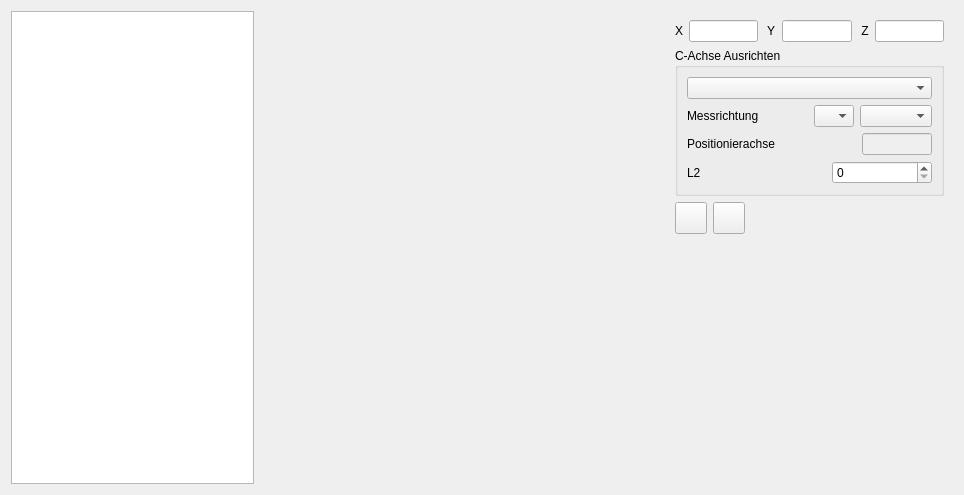
mikejg/MainGen, file c_algin.ui: the form before one commit.
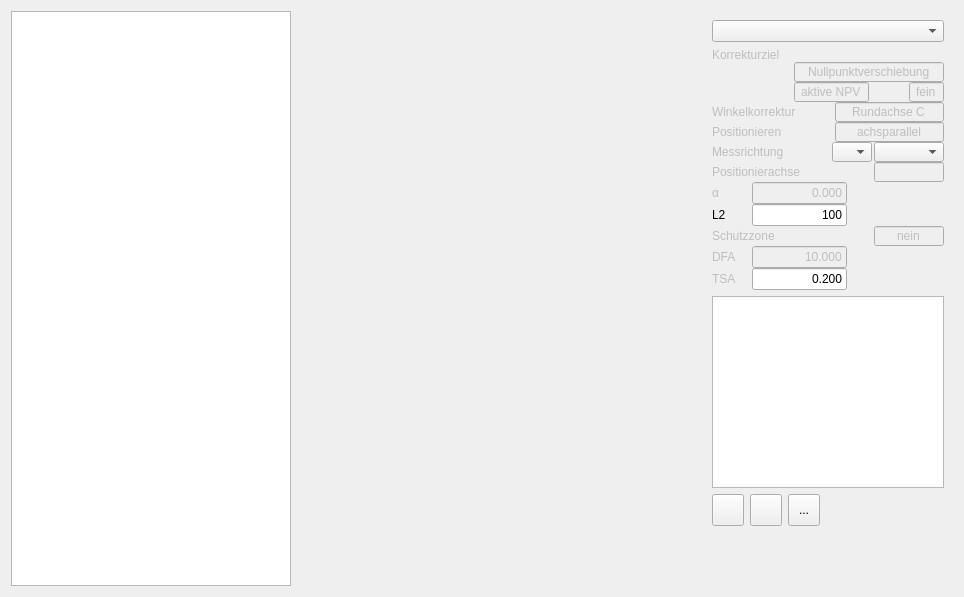
The form after the commit. Icons and pictures are not drawn.

Patch:
```diff
--- a/c_algin.ui
+++ b/c_algin.ui
@@ -7,15 +7,27 @@
     <x>0</x>
     <y>0</y>
     <width>964</width>
-    <height>495</height>
+    <height>597</height>
    </rect>
   </property>
+  <property name="maximumSize">
+   <size>
+    <width>16777215</width>
+    <height>16777215</height>
+   </size>
+  </property>
   <property name="windowTitle">
    <string>Form</string>
   </property>
   <layout class="QHBoxLayout" name="horizontalLayout">
    <item>
-    <widget class="QTextEdit" name="textEdit"/>
+    <widget class="QTextEdit" name="textEdit">
+     <property name="font">
+      <font>
+       <family>Lucida Console</family>
+      </font>
+     </property>
+    </widget>
    </item>
    <item>
     <widget class="QLabel" name="label_Pix">
@@ -38,70 +50,334 @@
    </item>
    <item>
     <widget class="QWidget" name="widget" native="true">
+     <property name="minimumSize">
+      <size>
+       <width>0</width>
+       <height>0</height>
+      </size>
+     </property>
      <property name="maximumSize">
       <size>
-       <width>300</width>
+       <width>250</width>
        <height>16777215</height>
       </size>
      </property>
-     <layout class="QVBoxLayout" name="verticalLayout">
+     <layout class="QVBoxLayout" name="verticalLayout_2">
       <item>
-       <layout class="QHBoxLayout" name="horizontalLayout_2">
-        <item>
-         <widget class="QLabel" name="label">
-          <property name="text">
-           <string>X</string>
-          </property>
-         </widget>
-        </item>
-        <item>
-         <widget class="QLineEdit" name="lineEdit_X">
-          <property name="text">
-           <string/>
-          </property>
-         </widget>
-        </item>
-        <item>
-         <widget class="QLabel" name="label_2">
-          <property name="text">
-           <string> Y</string>
-          </property>
-         </widget>
-        </item>
-        <item>
-         <widget class="QLineEdit" name="lineEdit_Y"/>
-        </item>
-        <item>
-         <widget class="QLabel" name="label_3">
-          <property name="text">
-           <string> Z</string>
-          </property>
-         </widget>
-        </item>
-        <item>
-         <widget class="QLineEdit" name="lineEdit_Z"/>
-        </item>
-       </layout>
+       <widget class="QComboBox" name="comboBox_Frame"/>
       </item>
       <item>
-       <widget class="QGroupBox" name="groupBox_CAlgin">
-        <property name="maximumSize">
-         <size>
-          <width>16777215</width>
-          <height>320</height>
-         </size>
-        </property>
-        <property name="title">
-         <string>C-Achse Ausrichten</string>
-        </property>
-        <layout class="QVBoxLayout" name="verticalLayout_7">
+       <widget class="QWidget" name="widget" native="true">
+        <layout class="QVBoxLayout" name="verticalLayout">
+         <property name="spacing">
+          <number>0</number>
+         </property>
+         <property name="leftMargin">
+          <number>0</number>
+         </property>
+         <property name="topMargin">
+          <number>0</number>
+         </property>
+         <property name="rightMargin">
+          <number>0</number>
+         </property>
+         <property name="bottomMargin">
+          <number>0</number>
+         </property>
          <item>
-          <widget class="QComboBox" name="comboBox_Frame"/>
+          <widget class="QLabel" name="label_Korrekturziel">
+           <property name="enabled">
+            <bool>false</bool>
+           </property>
+           <property name="text">
+            <string>Korrekturziel</string>
+           </property>
+          </widget>
+         </item>
+         <item>
+          <layout class="QHBoxLayout" name="horizontalLayout_Korrekturziel">
+           <property name="spacing">
+            <number>0</number>
+           </property>
+           <item>
+            <spacer name="horizontalSpacer_5">
+             <property name="orientation">
+              <enum>Qt::Horizontal</enum>
+             </property>
+             <property name="sizeHint" stdset="0">
+              <size>
+               <width>40</width>
+               <height>20</height>
+              </size>
+             </property>
+            </spacer>
+           </item>
+           <item>
+            <widget class="QLineEdit" name="lineEdit_Korrekturziel1">
+             <property name="enabled">
+              <bool>false</bool>
+             </property>
+             <property name="minimumSize">
+              <size>
+               <width>150</width>
+               <height>20</height>
+              </size>
+             </property>
+             <property name="maximumSize">
+              <size>
+               <width>150</width>
+               <height>20</height>
+              </size>
+             </property>
+             <property name="text">
+              <string>Nullpunktverschiebung</string>
+             </property>
+             <property name="alignment">
+              <set>Qt::AlignCenter</set>
+             </property>
+            </widget>
+           </item>
+          </layout>
+         </item>
+         <item>
+          <layout class="QHBoxLayout" name="horizontalLayout_Korrekturziel2">
+           <property name="spacing">
+            <number>0</number>
+           </property>
+           <item>
+            <spacer name="horizontalSpacer_6">
+             <property name="orientation">
+              <enum>Qt::Horizontal</enum>
+             </property>
+             <property name="sizeHint" stdset="0">
+              <size>
+               <width>40</width>
+               <height>20</height>
+              </size>
+             </property>
+            </spacer>
+           </item>
+           <item>
+            <widget class="QLineEdit" name="lineEdit_Korrekturziel2_2">
+             <property name="enabled">
+              <bool>false</bool>
+             </property>
+             <property name="minimumSize">
+              <size>
+               <width>75</width>
+               <height>20</height>
+              </size>
+             </property>
+             <property name="maximumSize">
+              <size>
+               <width>75</width>
+               <height>20</height>
+              </size>
+             </property>
+             <property name="text">
+              <string>aktive NPV</string>
+             </property>
+             <property name="alignment">
+              <set>Qt::AlignCenter</set>
+             </property>
+            </widget>
+           </item>
+           <item>
+            <spacer name="horizontalSpacer_7">
+             <property name="orientation">
+              <enum>Qt::Horizontal</enum>
+             </property>
+             <property name="sizeType">
+              <enum>QSizePolicy::Fixed</enum>
+             </property>
+             <property name="sizeHint" stdset="0">
+              <size>
+               <width>40</width>
+               <height>20</height>
+              </size>
+             </property>
+            </spacer>
+           </item>
+           <item>
+            <widget class="QLineEdit" name="lineEdit_Korrekturziel2_1">
+             <property name="enabled">
+              <bool>false</bool>
+             </property>
+             <property name="minimumSize">
+              <size>
+               <width>35</width>
+               <height>20</height>
+              </size>
+             </property>
+             <property name="maximumSize">
+              <size>
+               <width>35</width>
+               <height>20</height>
+              </size>
+             </property>
+             <property name="text">
+              <string>fein</string>
+             </property>
+             <property name="alignment">
+              <set>Qt::AlignCenter</set>
+             </property>
+            </widget>
+           </item>
+          </layout>
+         </item>
+         <item>
+          <layout class="QHBoxLayout" name="horizontalLayout_Winkelkorrektur">
+           <property name="spacing">
+            <number>0</number>
+           </property>
+           <item>
+            <widget class="QLabel" name="label_Winkelkorrektur">
+             <property name="enabled">
+              <bool>false</bool>
+             </property>
+             <property name="minimumSize">
+              <size>
+               <width>0</width>
+               <height>20</height>
+              </size>
+             </property>
+             <property name="maximumSize">
+              <size>
+               <width>16777215</width>
+               <height>20</height>
+              </size>
+             </property>
+             <property name="text">
+              <string>Winkelkorrektur</string>
+             </property>
+            </widget>
+           </item>
+           <item>
+            <spacer name="horizontalSpacer_8">
+             <property name="orientation">
+              <enum>Qt::Horizontal</enum>
+             </property>
+             <property name="sizeHint" stdset="0">
+              <size>
+               <width>40</width>
+               <height>20</height>
+              </size>
+             </property>
+            </spacer>
+           </item>
+           <item>
+            <widget class="QLineEdit" name="lineEdit_Winkelkorrektur">
+             <property name="enabled">
+              <bool>false</bool>
+             </property>
+             <property name="minimumSize">
+              <size>
+               <width>109</width>
+               <height>20</height>
+              </size>
+             </property>
+             <property name="maximumSize">
+              <size>
+               <width>109</width>
+               <height>20</height>
+              </size>
+             </property>
+             <property name="text">
+              <string>Rundachse C</string>
+             </property>
+             <property name="alignment">
+              <set>Qt::AlignCenter</set>
+             </property>
+            </widget>
+           </item>
+          </layout>
+         </item>
+         <item>
+          <layout class="QHBoxLayout" name="horizontalLayout_Positionieren">
+           <item>
+            <widget class="QLabel" name="label_Positionieren">
+             <property name="enabled">
+              <bool>false</bool>
+             </property>
+             <property name="minimumSize">
+              <size>
+               <width>0</width>
+               <height>20</height>
+              </size>
+             </property>
+             <property name="maximumSize">
+              <size>
+               <width>16777215</width>
+               <height>20</height>
+              </size>
+             </property>
+             <property name="text">
+              <string>Positionieren</string>
+             </property>
+            </widget>
+           </item>
+           <item>
+            <spacer name="horizontalSpacer_9">
+             <property name="orientation">
+              <enum>Qt::Horizontal</enum>
+             </property>
+             <property name="sizeHint" stdset="0">
+              <size>
+               <width>40</width>
+               <height>20</height>
+              </size>
+             </property>
+            </spacer>
+           </item>
+           <item>
+            <widget class="QLineEdit" name="lineEdit_Positionieren">
+             <property name="enabled">
+              <bool>false</bool>
+             </property>
+             <property name="minimumSize">
+              <size>
+               <width>109</width>
+               <height>20</height>
+              </size>
+             </property>
+             <property name="maximumSize">
+              <size>
+               <width>109</width>
+               <height>20</height>
+              </size>
+             </property>
+             <property name="text">
+              <string>achsparallel</string>
+             </property>
+             <property name="alignment">
+              <set>Qt::AlignCenter</set>
+             </property>
+            </widget>
+           </item>
+          </layout>
          </item>
          <item>
           <layout class="QHBoxLayout" name="horizontalLayout_Messrichtung">
+           <property name="spacing">
+            <number>2</number>
+           </property>
            <item>
             <widget class="QLabel" name="label_Messrichtung">
+             <property name="enabled">
+              <bool>false</bool>
+             </property>
+             <property name="minimumSize">
+              <size>
+               <width>0</width>
+               <height>20</height>
+              </size>
+             </property>
+             <property name="maximumSize">
+              <size>
+               <width>16777215</width>
+               <height>20</height>
+              </size>
+             </property>
              <property name="text">
               <string>Messrichtung</string>
              </property>
@@ -122,20 +398,41 @@
            </item>
            <item>
             <widget class="QComboBox" name="comboBox_Messrichtung1">
+             <property name="minimumSize">
+              <size>
+               <width>0</width>
+               <height>20</height>
+              </size>
+             </property>
              <property name="maximumSize">
               <size>
                <width>40</width>
-               <height>16777215</height>
+               <height>20</height>
+              </size>
+             </property>
+             <property name="cursor">
+              <cursorShape>ArrowCursor</cursorShape>
+             </property>
+             <property name="iconSize">
+              <size>
+               <width>16</width>
+               <height>16</height>
               </size>
              </property>
             </widget>
            </item>
            <item>
             <widget class="QComboBox" name="comboBox_Messrichtung2">
+             <property name="minimumSize">
+              <size>
+               <width>70</width>
+               <height>20</height>
+              </size>
+             </property>
              <property name="maximumSize">
               <size>
-               <width>100</width>
-               <height>16777215</height>
+               <width>70</width>
+               <height>20</height>
               </size>
              </property>
             </widget>
@@ -144,8 +441,26 @@
          </item>
          <item>
           <layout class="QHBoxLayout" name="horizontalLayout_Positionierachse">
+           <property name="spacing">
+            <number>2</number>
+           </property>
            <item>
             <widget class="QLabel" name="label_Positionierachse">
+             <property name="enabled">
+              <bool>false</bool>
+             </property>
+             <property name="minimumSize">
+              <size>
+               <width>0</width>
+               <height>20</height>
+              </size>
+             </property>
+             <property name="maximumSize">
+              <size>
+               <width>16777215</width>
+               <height>20</height>
+              </size>
+             </property>
              <property name="text">
               <string>Positionierachse</string>
              </property>
@@ -169,25 +484,135 @@
              <property name="enabled">
               <bool>false</bool>
              </property>
+             <property name="minimumSize">
+              <size>
+               <width>70</width>
+               <height>20</height>
+              </size>
+             </property>
              <property name="maximumSize">
               <size>
                <width>70</width>
+               <height>20</height>
+              </size>
+             </property>
+            </widget>
+           </item>
+          </layout>
+         </item>
+         <item>
+          <layout class="QHBoxLayout" name="horizontalLayout_Alpha">
+           <property name="spacing">
+            <number>0</number>
+           </property>
+           <item>
+            <widget class="QLabel" name="label_Alpha">
+             <property name="enabled">
+              <bool>false</bool>
+             </property>
+             <property name="minimumSize">
+              <size>
+               <width>40</width>
+               <height>20</height>
+              </size>
+             </property>
+             <property name="maximumSize">
+              <size>
+               <width>16777215</width>
+               <height>20</height>
+              </size>
+             </property>
+             <property name="text">
+              <string>α</string>
+             </property>
+            </widget>
+           </item>
+           <item>
+            <widget class="QLineEdit" name="lineEdit_Alpha">
+             <property name="enabled">
+              <bool>false</bool>
+             </property>
+             <property name="minimumSize">
+              <size>
+               <width>75</width>
+               <height>20</height>
+              </size>
+             </property>
+             <property name="maximumSize">
+              <size>
+               <width>95</width>
                <height>16777215</height>
               </size>
              </property>
+             <property name="text">
+              <string>0.000</string>
+             </property>
+             <property name="alignment">
+              <set>Qt::AlignRight|Qt::AlignTrailing|Qt::AlignVCenter</set>
+             </property>
             </widget>
            </item>
+           <item>
+            <spacer name="horizontalSpacer_10">
+             <property name="orientation">
+              <enum>Qt::Horizontal</enum>
+             </property>
+             <property name="sizeHint" stdset="0">
+              <size>
+               <width>40</width>
+               <height>20</height>
+              </size>
+             </property>
+            </spacer>
+           </item>
           </layout>
          </item>
          <item>
           <layout class="QHBoxLayout" name="horizontalLayout_CAlgin_L2">
+           <property name="spacing">
+            <number>0</number>
+           </property>
            <item>
             <widget class="QLabel" name="label_L2">
+             <property name="minimumSize">
+              <size>
+               <width>40</width>
+               <height>20</height>
+              </size>
+             </property>
+             <property name="maximumSize">
+              <size>
+               <width>16777215</width>
+               <height>20</height>
+              </size>
+             </property>
              <property name="text">
               <string>L2</string>
              </property>
             </widget>
            </item>
+           <item>
+            <widget class="QLineEdit" name="lineEdit_L2">
+             <property name="minimumSize">
+              <size>
+               <width>95</width>
+               <height>20</height>
+              </size>
+             </property>
+             <property name="maximumSize">
+              <size>
+               <width>95</width>
+               <height>16777215</height>
+              </size>
+             </property>
+             <property name="text">
+              <string>100</string>
+             </property>
+             <property name="alignment">
+              <set>Qt::AlignRight|Qt::AlignTrailing|Qt::AlignVCenter</set>
+             </property>
+            </widget>
+           </item>
            <item>
             <spacer name="horizontalSpacer_2">
              <property name="orientation">
@@ -201,27 +626,215 @@
              </property>
             </spacer>
            </item>
+          </layout>
+         </item>
+         <item>
+          <layout class="QHBoxLayout" name="horizontalLayout_Schutzzone">
+           <property name="spacing">
+            <number>2</number>
+           </property>
            <item>
-            <widget class="QSpinBox" name="spinBox_L2">
+            <widget class="QLabel" name="label_Schutzzone">
+             <property name="enabled">
+              <bool>false</bool>
+             </property>
              <property name="minimumSize">
               <size>
-               <width>100</width>
-               <height>0</height>
+               <width>0</width>
+               <height>20</height>
               </size>
              </property>
              <property name="maximumSize">
               <size>
                <width>16777215</width>
+               <height>20</height>
+              </size>
+             </property>
+             <property name="text">
+              <string>Schutzzone</string>
+             </property>
+            </widget>
+           </item>
+           <item>
+            <spacer name="horizontalSpacer_11">
+             <property name="orientation">
+              <enum>Qt::Horizontal</enum>
+             </property>
+             <property name="sizeHint" stdset="0">
+              <size>
+               <width>40</width>
+               <height>20</height>
+              </size>
+             </property>
+            </spacer>
+           </item>
+           <item>
+            <widget class="QLineEdit" name="lineEdit_Schutzzone">
+             <property name="enabled">
+              <bool>false</bool>
+             </property>
+             <property name="minimumSize">
+              <size>
+               <width>70</width>
+               <height>20</height>
+              </size>
+             </property>
+             <property name="maximumSize">
+              <size>
+               <width>70</width>
+               <height>20</height>
+              </size>
+             </property>
+             <property name="text">
+              <string>nein</string>
+             </property>
+             <property name="alignment">
+              <set>Qt::AlignCenter</set>
+             </property>
+            </widget>
+           </item>
+          </layout>
+         </item>
+         <item>
+          <layout class="QHBoxLayout" name="horizontalLayout_DFA">
+           <property name="spacing">
+            <number>0</number>
+           </property>
+           <item>
+            <widget class="QLabel" name="label_DFA">
+             <property name="enabled">
+              <bool>false</bool>
+             </property>
+             <property name="minimumSize">
+              <size>
+               <width>40</width>
+               <height>20</height>
+              </size>
+             </property>
+             <property name="maximumSize">
+              <size>
+               <width>16777215</width>
+               <height>20</height>
+              </size>
+             </property>
+             <property name="text">
+              <string>DFA</string>
+             </property>
+            </widget>
+           </item>
+           <item>
+            <widget class="QLineEdit" name="lineEdit_DFA">
+             <property name="enabled">
+              <bool>false</bool>
+             </property>
+             <property name="minimumSize">
+              <size>
+               <width>75</width>
+               <height>20</height>
+              </size>
+             </property>
+             <property name="maximumSize">
+              <size>
+               <width>95</width>
                <height>16777215</height>
               </size>
              </property>
-             <property name="maximum">
-              <number>999</number>
+             <property name="text">
+              <string>10.000</string>
              </property>
-             <property name="singleStep">
-              <number>5</number>
+             <property name="alignment">
+              <set>Qt::AlignRight|Qt::AlignTrailing|Qt::AlignVCenter</set>
              </property>
             </widget>
+           </item>
+           <item>
+            <spacer name="horizontalSpacer_12">
+             <property name="orientation">
+              <enum>Qt::Horizontal</enum>
+             </property>
+             <property name="sizeHint" stdset="0">
+              <size>
+               <width>40</width>
+               <height>20</height>
+              </size>
+             </property>
+            </spacer>
+           </item>
+          </layout>
+         </item>
+         <item>
+          <layout class="QHBoxLayout" name="horizontalLayout_TSA">
+           <property name="spacing">
+            <number>0</number>
+           </property>
+           <item>
+            <widget class="QLabel" name="label_TSA">
+             <property name="enabled">
+              <bool>false</bool>
+             </property>
+             <property name="minimumSize">
+              <size>
+               <width>40</width>
+               <height>20</height>
+              </size>
+             </property>
+             <property name="maximumSize">
+              <size>
+               <width>16777215</width>
+               <height>20</height>
+              </size>
+             </property>
+             <property name="acceptDrops">
+              <bool>true</bool>
+             </property>
+             <property name="text">
+              <string>TSA</string>
+             </property>
+            </widget>
+           </item>
+           <item>
+            <widget class="QLineEdit" name="lineEdit_TSA">
+             <property name="enabled">
+              <bool>true</bool>
+             </property>
+             <property name="minimumSize">
+              <size>
+               <width>75</width>
+               <height>20</height>
+              </size>
+             </property>
+             <property name="maximumSize">
+              <size>
+               <width>95</width>
+               <height>16777215</height>
+              </size>
+             </property>
+             <property name="acceptDrops">
+              <bool>true</bool>
+             </property>
+             <property name="toolTip">
+              <string>Vertrauensbereich</string>
+             </property>
+             <property name="text">
+              <string>0.200</string>
+             </property>
+             <property name="alignment">
+              <set>Qt::AlignRight|Qt::AlignTrailing|Qt::AlignVCenter</set>
+             </property>
+            </widget>
+           </item>
+           <item>
+            <spacer name="horizontalSpacer_13">
+             <property name="orientation">
+              <enum>Qt::Horizontal</enum>
+             </property>
+             <property name="sizeHint" stdset="0">
+              <size>
+               <width>40</width>
+               <height>20</height>
+              </size>
+             </property>
+            </spacer>
            </item>
           </layout>
          </item>
@@ -229,7 +842,16 @@
        </widget>
       </item>
       <item>
-       <layout class="QHBoxLayout" name="horizontalLayout_3">
+       <widget class="QTextEdit" name="textEdit_Anfahren">
+        <property name="font">
+         <font>
+          <family>Lucida Console</family>
+         </font>
+        </property>
+       </widget>
+      </item>
+      <item>
+       <layout class="QHBoxLayout" name="horizontalLayout_ToolBar">
         <item>
          <widget class="QToolButton" name="toolButton_Edit">
           <property name="minimumSize">
@@ -246,6 +868,12 @@
             <normalon>:/Icons/CAlgin/create.png</normalon>
            </iconset>
           </property>
+          <property name="iconSize">
+           <size>
+            <width>24</width>
+            <height>24</height>
+           </size>
+          </property>
          </widget>
         </item>
         <item>
@@ -263,6 +891,36 @@
            <iconset>
             <normalon>:/Icons/CAlgin/Picture.png</normalon>
            </iconset>
+          </property>
+          <property name="iconSize">
+           <size>
+            <width>24</width>
+            <height>24</height>
+           </size>
+          </property>
+         </widget>
+        </item>
+        <item>
+         <widget class="QToolButton" name="toolButton_Export">
+          <property name="minimumSize">
+           <size>
+            <width>32</width>
+            <height>32</height>
+           </size>
+          </property>
+          <property name="text">
+           <string>...</string>
+          </property>
+          <property name="icon">
+           <iconset>
+            <normalon>:/Icons/Export.png</normalon>
+           </iconset>
+          </property>
+          <property name="iconSize">
+           <size>
+            <width>24</width>
+            <height>24</height>
+           </size>
           </property>
          </widget>
         </item>
```
